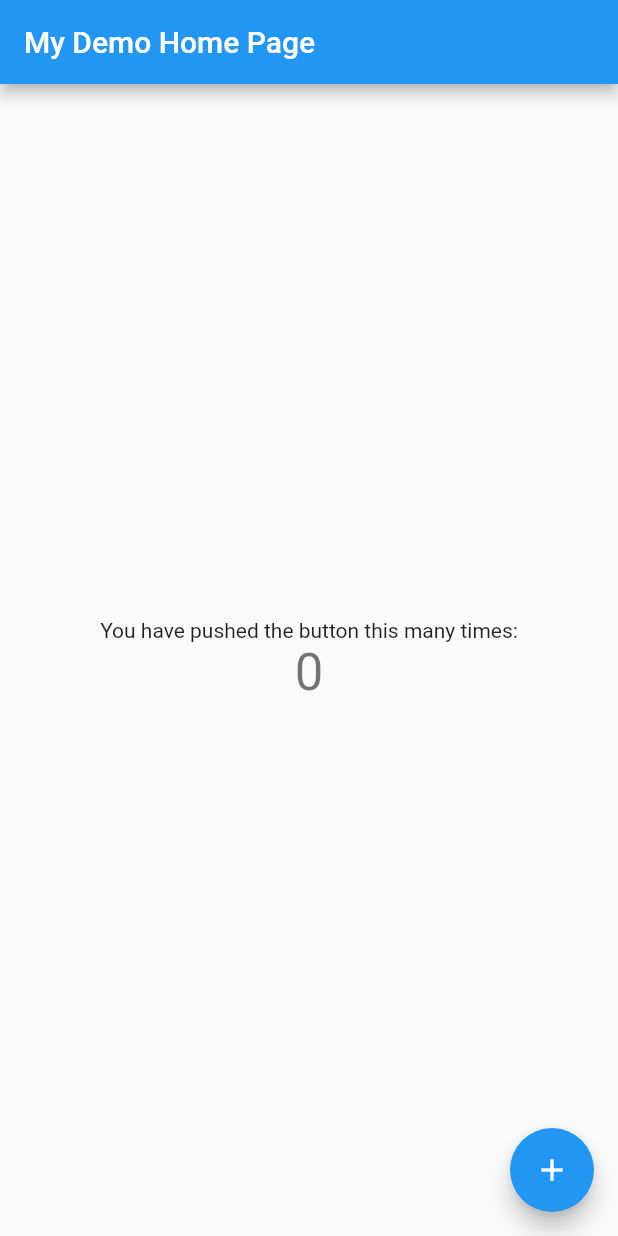
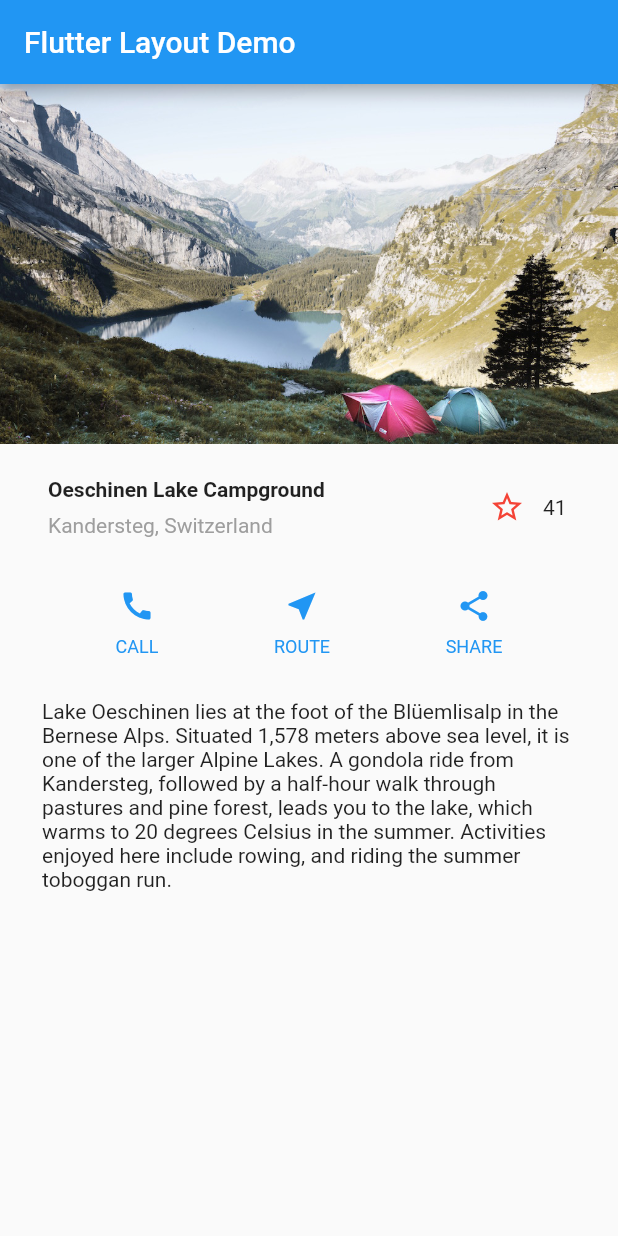
Before and after one commit to leozdgao/NYTPlayground, a Flutter app: the screen it shows after launch, on a phone screen of 412 x 824 dp. Run offline on Flutter 3.47's test engine with Material 2 defaults, Android fonts, the phone set to English and light mode, and no system bars; our stand-ins replace webview_flutter.

```diff
--- /dev/null
+++ b/lib/constants.dart
@@ -0,0 +1,2 @@
+const String GITHUB_CLIENT_ID = '955e97c0916812653727';
+const String GITHUB_CLIENT_SECRET = 'e535faca491326483f4c30c17dbdfd635ca9f2d9';
--- a/lib/main.dart
+++ b/lib/main.dart
@@ -1,111 +1,11 @@
 import 'package:flutter/material.dart';
+import './pages/HomePage.dart';
 
-void main() => runApp(MyApp());
-
-class MyApp extends StatelessWidget {
-  // This widget is the root of your application.
-  @override
-  Widget build(BuildContext context) {
-    return MaterialApp(
-      title: 'Flutter Demo',
-      theme: ThemeData(
-        // This is the theme of your application.
-        //
-        // Try running your application with "flutter run". You'll see the
-        // application has a blue toolbar. Then, without quitting the app, try
-        // changing the primarySwatch below to Colors.green and then invoke
-        // "hot reload" (press "r" in the console where you ran "flutter run",
-        // or simply save your changes to "hot reload" in a Flutter IDE).
-        // Notice that the counter didn't reset back to zero; the application
-        // is not restarted.
-        primarySwatch: Colors.blue,
-      ),
-      home: MyHomePage(title: 'My Demo Home Page'),
-    );
-  }
+void main() {
+  runApp(
+    MaterialApp(
+      title: 'Flutter Layout Demo',
+      home: HomePage(),
+    ),
+  );
 }
-
-class MyHomePage extends StatefulWidget {
-  MyHomePage({Key key, this.title}) : super(key: key);
-
-  // This widget is the home page of your application. It is stateful, meaning
-  // that it has a State object (defined below) that contains fields that affect
-  // how it looks.
-
-  // This class is the configuration for the state. It holds the values (in this
-  // case the title) provided by the parent (in this case the App widget) and
-  // used by the build method of the State. Fields in a Widget subclass are
-  // always marked "final".
-
-  final String title;
-
-  @override
-  _MyHomePageState createState() => _MyHomePageState();
-}
-
-class _MyHomePageState extends State<MyHomePage> {
-  int _counter = 0;
-
-  void _incrementCounter() {
-    setState(() {
-      // This call to setState tells the Flutter framework that something has
-      // changed in this State, which causes it to rerun the build method below
-      // so that the display can reflect the updated values. If we changed
-      // _counter without calling setState(), then the build method would not be
-      // called again, and so nothing would appear to happen.
-      _counter++;
-    });
-  }
-
-  @override
-  Widget build(BuildContext context) {
-    // This method is rerun every time setState is called, for instance as done
-    // by the _incrementCounter method above.
-    //
-    // The Flutter framework has been optimized to make rerunning build methods
-    // fast, so that you can just rebuild anything that needs updating rather
-    // than having to individually change instances of widgets.
-    return Scaffold(
-      appBar: AppBar(
-        // Here we take the value from the MyHomePage object that was created by
-        // the App.build method, and use it to set our appbar title.
-        title: Text(widget.title),
-      ),
-      body: Center(
-        // Center is a layout widget. It takes a single child and positions it
-        // in the middle of the parent.
-        child: Column(
-          // Column is also a layout widget. It takes a list of children and
-          // arranges them vertically. By default, it sizes itself to fit its
-          // children horizontally, and tries to be as tall as its parent.
-          //
-          // Invoke "debug painting" (press "p" in the console, choose the
-          // "Toggle Debug Paint" action from the Flutter Inspector in Android
-          // Studio, or the "Toggle Debug Paint" command in Visual Studio Code)
-          // to see the wireframe for each widget.
-          //
-          // Column has various properties to control how it sizes itself and
-          // how it positions its children. Here we use mainAxisAlignment to
-          // center the children vertically; the main axis here is the vertical
-          // axis because Columns are vertical (the cross axis would be
-          // horizontal).
-          mainAxisAlignment: MainAxisAlignment.center,
-          children: <Widget>[
-            Text(
-              'You have pushed the button this many times:',
-            ),
-            Text(
-              '$_counter',
-              style: Theme.of(context).textTheme.headline4,
-            ),
-          ],
-        ),
-      ),
-      floatingActionButton: FloatingActionButton(
-        onPressed: _incrementCounter,
-        tooltip: 'Increment',
-        child: Icon(Icons.add),
-      ), // This trailing comma makes auto-formatting nicer for build methods.
-    );
-  }
-}
--- /dev/null
+++ b/lib/mods/AuthRouteArguments.dart
@@ -0,0 +1,5 @@
+class AuthRouteArguments {
+  final String url;
+
+  AuthRouteArguments({ this.url });
+}
--- /dev/null
+++ b/lib/mods/ButtonRow.dart
@@ -0,0 +1,62 @@
+import 'package:flutter/material.dart';
+
+class ButtonRowData {
+  IconData icon;
+  String label;
+
+  ButtonRowData({ this.icon, this.label });
+}
+
+class ButtonRow extends StatelessWidget {
+  final Color color;
+  final List<ButtonRowData> dataSource;
+
+  ButtonRow({ this.color, this.dataSource });
+
+  @override
+  Widget build(BuildContext context) {
+    Color renderColor = this.color ?? Theme.of(context).primaryColor;
+
+    return (
+      Container(
+        margin: EdgeInsets.only(top: 12),
+        child: Row(
+          mainAxisAlignment: MainAxisAlignment.spaceEvenly,
+          children: this.dataSource.map((item) {
+            return ButtonCell(color: renderColor, icon: item.icon, label: item.label);
+          }).toList(),
+        ),
+      )
+    );
+  }
+}
+
+class ButtonCell extends StatelessWidget {
+  final IconData icon;
+  final Color color;
+  final String label;
+
+  ButtonCell({ this.icon, this.color, this.label });
+
+  @override
+  Widget build(BuildContext context) {
+    return Column(
+      mainAxisSize: MainAxisSize.min,
+      mainAxisAlignment: MainAxisAlignment.center,
+      children: <Widget>[
+        Icon(this.icon, color: this.color),
+        Container(
+          margin: const EdgeInsets.only(top: 8),
+          child: Text(
+            this.label,
+            style: TextStyle(
+              fontSize: 12,
+              fontWeight: FontWeight.w400,
+              color: this.color
+            )
+          ),
+        )
+      ],
+    );
+  }
+}
--- /dev/null
+++ b/lib/mods/FavoriteWidget.dart
@@ -0,0 +1,46 @@
+import 'package:flutter/material.dart';
+
+class FavoriteWidget extends StatefulWidget {
+  @override
+  State<StatefulWidget> createState() => _FavoriteWidgeState();
+}
+
+class _FavoriteWidgeState extends State<FavoriteWidget> {
+  bool _isFavorited = false;
+  int _favoriteCount = 41;
+
+  void _toggleFavorite() {
+    setState(() {
+      if (this._isFavorited) {
+        this._favoriteCount -= 1;
+        this._isFavorited = false;
+      } else {
+        this._favoriteCount += 1;
+        this._isFavorited = true;
+      }
+    });
+  }
+
+  @override
+  Widget build(BuildContext context) {
+    return Row(
+      mainAxisSize: MainAxisSize.min,
+      children: <Widget>[
+        Container(
+          padding: EdgeInsets.all(0),
+          child: IconButton(
+            icon: _isFavorited ? Icon(Icons.star) : Icon(Icons.star_border),
+            color: Colors.red[500],
+            onPressed: this._toggleFavorite,
+          ),
+        ),
+        SizedBox(
+          width: 18,
+          child: Container(
+            child: Text('${this._favoriteCount}'),
+          ),
+        )
+      ],
+    );
+  }
+}
--- /dev/null
+++ b/lib/mods/TitleRow.dart
@@ -0,0 +1,46 @@
+import 'package:flutter/material.dart';
+import './FavoriteWidget.dart' show FavoriteWidget;
+
+class TitleRow extends StatelessWidget {
+  final int number;
+  final String title;
+  final String subTitle;
+
+  TitleRow({ this.number, this.title, this.subTitle });
+
+  @override
+  Widget build(BuildContext context) {
+    return (
+      Container(
+        padding: const EdgeInsets.symmetric(horizontal: 32, vertical: 18),
+        child: Row(
+          children: <Widget>[
+            Expanded(
+              child: Column(
+                crossAxisAlignment: CrossAxisAlignment.start,
+                children: <Widget>[
+                  Container(
+                    padding: const EdgeInsets.only(bottom: 8),
+                    child: Text(
+                      this.title,
+                      style: TextStyle(
+                        fontWeight: FontWeight.bold,
+                      ),
+                    ),
+                  ),
+                  Text(
+                    this.subTitle,
+                    style: TextStyle(
+                      color: Colors.grey[500],
+                    ),
+                  ),
+                ],
+              ),
+            ),
+            FavoriteWidget()
+          ],
+        ),
+      )
+    );
+  }
+}
--- /dev/null
+++ b/lib/pages/HomePage.dart
@@ -0,0 +1,69 @@
+import 'package:NYTPlayground/pages/LoginPage.dart';
+import 'package:flutter/material.dart';
+import 'package:http/http.dart';
+import '../mods/TitleRow.dart' show TitleRow;
+import '../mods/ButtonRow.dart' show ButtonRow, ButtonRowData;
+import '../constants.dart';
+
+List<ButtonRowData> buttonRowDataSource = [
+  ButtonRowData(label: 'CALL', icon: Icons.call),
+  ButtonRowData(label: 'ROUTE', icon: Icons.near_me),
+  ButtonRowData(label: 'SHARE', icon: Icons.share),
+];
+
+class HomePage extends StatelessWidget {
+  GestureTapCallback handleClick(BuildContext context) {
+    return () async {
+      String loginUrl = Uri(scheme: 'https', host: 'github.com', path: '/login/oauth/authorize', queryParameters: {
+        'client_id': GITHUB_CLIENT_ID
+      }).toString();
+      String authToken = await Navigator.push(
+        context,
+        MaterialPageRoute<String>(builder: (context) => LoginPage(url: loginUrl))
+      );
+      print('get token $authToken');
+    };
+  }
+
+  @override
+  Widget build(BuildContext context) {
+    return (
+      Scaffold(
+        appBar: AppBar(
+          title: Text('Flutter Layout Demo'),
+        ),
+        body: ListView(
+          children: <Widget>[
+            GestureDetector(
+              onTap: this.handleClick(context),
+              child: Image.asset(
+                'images/lake.jpg',
+                width: 600,
+                height: 240,
+                fit: BoxFit.cover,
+              ),
+            ),
+            TitleRow(
+              title: 'Oeschinen Lake Campground',
+              subTitle: 'Kandersteg, Switzerland',
+              number: 41,
+            ),
+            ButtonRow(dataSource: buttonRowDataSource),
+            Container(
+              padding: const EdgeInsets.all(28),
+              child: Text(
+                'Lake Oeschinen lies at the foot of the Blüemlisalp in the Bernese '
+                  'Alps. Situated 1,578 meters above sea level, it is one of the '
+                  'larger Alpine Lakes. A gondola ride from Kandersteg, followed by a '
+                  'half-hour walk through pastures and pine forest, leads you to the '
+                  'lake, which warms to 20 degrees Celsius in the summer. Activities '
+                  'enjoyed here include rowing, and riding the summer toboggan run.',
+                softWrap: true,
+              ),
+            )
+          ],
+        ),
+      )
+    );
+  }
+}
--- a/pubspec.yaml
+++ b/pubspec.yaml
@@ -1,4 +1,4 @@
-name: my_app
+name: NYTPlayground
 description: A new Flutter project.
 
 # The following defines the version and build number for your application.
@@ -23,6 +23,8 @@ dependencies:
   # The following adds the Cupertino Icons font to your application.
   # Use with the CupertinoIcons class for iOS style icons.
   cupertino_icons: ^0.1.2
+  webview_flutter: 0.3.19+5
+  http: 0.12.0+4
 
 dev_dependencies:
   flutter_test:
@@ -44,6 +46,8 @@ flutter:
   # assets:
   #   - images/a_dot_burr.jpeg
   #   - images/a_dot_ham.jpeg
+  assets:
+    - images/lake.jpg
 
   # An image asset can refer to one or more resolution-specific "variants", see
   # https://flutter.dev/assets-and-images/#resolution-aware.
```
Also changed, not shown: lib/others.dart (added, +208 -0 lines), lib/pages/LoginPage.dart (added, +46 -0 lines), images/lake.jpg (added), pubspec.lock, 7 other files.
